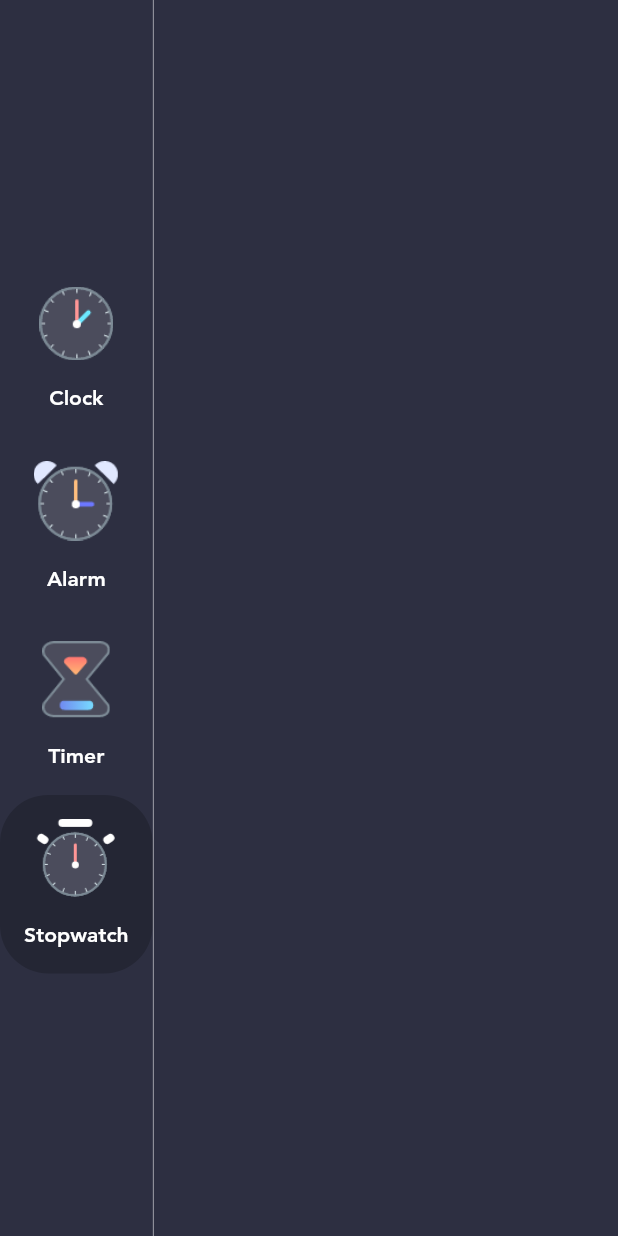
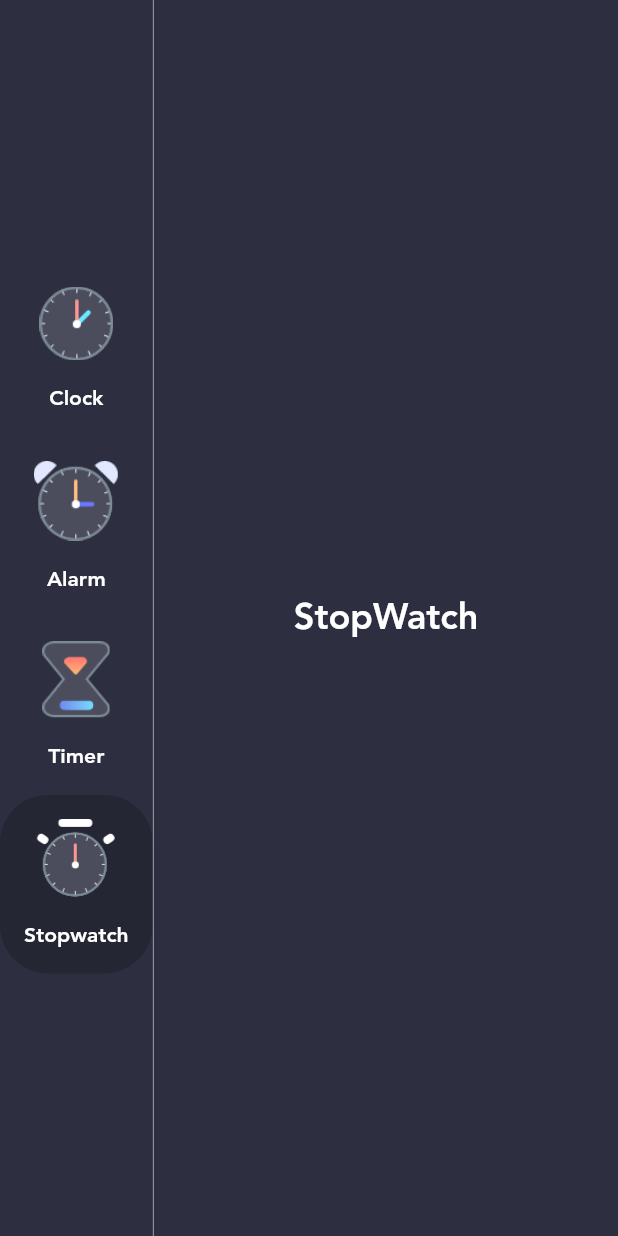
Before and after one commit to arslankaleem7229/simple-clock-flutter, a Flutter app: the screen it shows after launch, after a tap on "Alarm", after a tap on "Timer", after a tap on "Stopwatch", on a phone screen of 412 x 824 dp. Run offline on Flutter 3.47's test engine with Material 2 defaults, Android fonts, the light colour scheme and no system bars; our stand-ins replace dotted_border, flutter_local_notifications, sqflite; missing offline and left inert: custom_switch_button; accounts and stored records are empty.

Commit message:
Completed UI and functionality

```diff
--- a/lib/models/clock_view.dart
+++ b/lib/models/clock_view.dart
@@ -12,15 +12,18 @@ class ClockModel extends StatefulWidget {
 
 class _ClockModelState extends State<ClockModel> {
   Timer timer;
+
   @override
   void initState() {
-    // timer = Timer.periodic(Duration(seconds: 1), (timer) => setState(() {}));
+    this.timer = Timer.periodic(Duration(seconds: 1), (timer) {
+      setState(() {});
+    });
     super.initState();
   }
 
   @override
   void dispose() {
-    // timer.cancel();
+    this.timer.cancel();
     super.dispose();
   }
 
--- a/lib/models/timer_view.dart
+++ b/lib/models/timer_view.dart
@@ -1,6 +1,7 @@
 import 'dart:math';
 import 'package:flutter/material.dart';
 import 'package:simple_clock_flutter/constants/text_widget.dart';
+import 'package:simple_clock_flutter/constants/theme_data.dart';
 
 class TimerModel extends StatefulWidget {
   final double size;
@@ -92,7 +93,14 @@ class _TimerModelState extends State<TimerModel> with TickerProviderStateMixin {
               ),
             ),
           ),
-          Row(
+          kText(text: "Set Timer", fontSize: 20),
+          Container(
+            padding: EdgeInsets.all(15),
+            decoration: BoxDecoration(
+              borderRadius: BorderRadius.circular(35),
+              gradient: LinearGradient(colors: GradientColors.sky),
+            ),
+            child: Row(
               mainAxisAlignment: MainAxisAlignment.center,
               children: [
                 Container(
@@ -183,16 +191,22 @@ class _TimerModelState extends State<TimerModel> with TickerProviderStateMixin {
                 SizedBox(width: 10.0),
               ],
             ),
+          ),
           SizedBox(height: 50),
           Container(
+            decoration: BoxDecoration(
+              color: Colors.amber,
+              borderRadius: BorderRadius.circular(35),
+            ),
+            padding: EdgeInsets.all(8.0),
             margin: EdgeInsets.all(8.0),
             child: Row(
               mainAxisAlignment: MainAxisAlignment.spaceAround,
               children: <Widget>[
                 FloatingActionButton(
-                  backgroundColor: Theme.of(context).primaryColor,
+                  backgroundColor: Color(0xFF444974),
                   elevation: 0,
-                  child: Icon(Icons.add_circle_outline_sharp),
+                  child: Icon(Icons.add_circle_outline_sharp, size: 35),
                   onPressed: () {
                     hrsValue = hrsValue == null ? 0 : hrsValue;
                     minValue = minValue == null ? 0 : minValue;
@@ -206,14 +220,17 @@ class _TimerModelState extends State<TimerModel> with TickerProviderStateMixin {
                   },
                 ),
                 FloatingActionButton(
-                  backgroundColor: Theme.of(context).primaryColor,
+                  backgroundColor: Color(0xFF444974),
                   elevation: 0,
                   child: AnimatedBuilder(
                       animation: animationController,
                       builder: (_, Widget child) {
-                        return Icon(animationController.isAnimating
+                        return Icon(
+                          animationController.isAnimating
                               ? Icons.pause
-                            : Icons.play_arrow);
+                              : Icons.play_arrow,
+                          size: 40,
+                        );
                       }),
                   onPressed: () {
                     if (animationController.isAnimating) {
@@ -231,9 +248,9 @@ class _TimerModelState extends State<TimerModel> with TickerProviderStateMixin {
                   },
                 ),
                 FloatingActionButton(
-                  backgroundColor: Theme.of(context).primaryColor,
+                  backgroundColor: Color(0xFF444974),
                   elevation: 0,
-                  child: Icon(Icons.refresh),
+                  child: Icon(Icons.refresh, size: 35),
                   onPressed: () {
                     setState(() {
                       if (animationController.isAnimating) {
--- a/lib/screens/clock_screen.dart
+++ b/lib/screens/clock_screen.dart
@@ -1,6 +1,7 @@
 import 'dart:async';
 
 import 'package:flutter/material.dart';
+import 'package:intl/intl.dart';
 import 'package:simple_clock_flutter/constants/text_widget.dart';
 import 'package:simple_clock_flutter/models/clock_view.dart';
 
@@ -26,22 +27,6 @@ class ClockScreen extends StatefulWidget {
 }
 
 class _ClockScreenState extends State<ClockScreen> {
-  Timer timer;
-
-  @override
-  void initState() {
-    this.timer = Timer.periodic(Duration(seconds: 1), (timer) {
-      setState(() {});
-    });
-    super.initState();
-  }
-
-  @override
-  void dispose() {
-    this.timer.cancel();
-    super.dispose();
-  }
-
   @override
   Widget build(BuildContext context) {
     width = MediaQuery.of(context).size.width;
@@ -61,7 +46,7 @@ class _ClockScreenState extends State<ClockScreen> {
             child: Column(
               crossAxisAlignment: CrossAxisAlignment.start,
               children: [
-                kText(text: widget.formattedTime, fontSize: 64),
+                DigitalClockWidget(),
                 kText(
                     text: widget.formattedDate,
                     fontSize: 20,
@@ -111,3 +96,39 @@ class _ClockScreenState extends State<ClockScreen> {
     );
   }
 }
+
+class DigitalClockWidget extends StatefulWidget {
+  @override
+  _DigitalClockWidgetState createState() => _DigitalClockWidgetState();
+}
+
+class _DigitalClockWidgetState extends State<DigitalClockWidget> {
+  Timer timer;
+
+  var formattedTime = DateFormat('HH:mm').format(DateTime.now());
+  @override
+  void initState() {
+    this.timer = Timer.periodic(Duration(seconds: 1), (timer) {
+      //condition to check weather the minute is increased or not
+
+      if (DateTime.now().add(Duration(seconds: -1)).minute !=
+          DateTime.now().minute) {
+        setState(() {
+          formattedTime = DateFormat('HH:mm').format(DateTime.now());
+        });
+      }
+    });
+    super.initState();
+  }
+
+  @override
+  void dispose() {
+    this.timer.cancel();
+    super.dispose();
+  }
+
+  @override
+  Widget build(BuildContext context) {
+    return kText(text: formattedTime, fontSize: 64);
+  }
+}
--- a/lib/screens/home.dart
+++ b/lib/screens/home.dart
@@ -9,7 +9,6 @@ import 'package:simple_clock_flutter/models/menu_info.dart';
 import 'package:simple_clock_flutter/constants/text_widget.dart';
 import 'package:simple_clock_flutter/screens/alarm_screen.dart';
 import 'package:simple_clock_flutter/screens/clock_screen.dart';
-import 'package:simple_clock_flutter/screens/stopwatch_screen.dart';
 import 'package:simple_clock_flutter/screens/timer_screen.dart';
 
 double width;
@@ -60,7 +59,15 @@ class _HomePageState extends State<HomePage> {
                           ? AlarmScreen()
                           : value.menuType == MenuType.timer
                               ? TimerScreen()
-                              : StopwatchScreen();
+                              : Container(
+                                  child: Center(
+                                    child: kText(
+                                      text: "StopWatch",
+                                      fontSize: 24,
+                                      fontWeight: FontWeight.bold,
+                                    ),
+                                  ),
+                                );
                 },
               ),
             ),
--- a/lib/screens/stopwatch_screen.dart
+++ /dev/null
@@ -1,13 +0,0 @@
-import 'package:flutter/material.dart';
-
-class StopwatchScreen extends StatefulWidget {
-  @override
-  _StopwatchScreenState createState() => _StopwatchScreenState();
-}
-
-class _StopwatchScreenState extends State<StopwatchScreen> {
-  @override
-  Widget build(BuildContext context) {
-    return Container();
-  }
-}
```
Also changed, not shown: 1 other file. Lines whose indentation alone changed are shown as unchanged.
